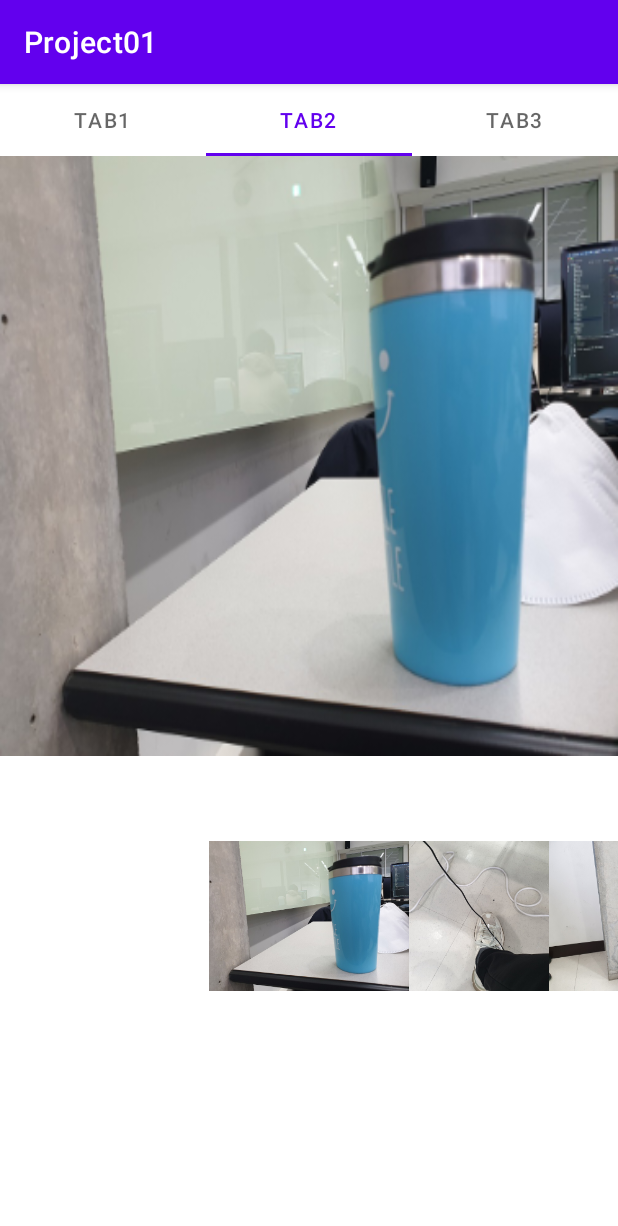
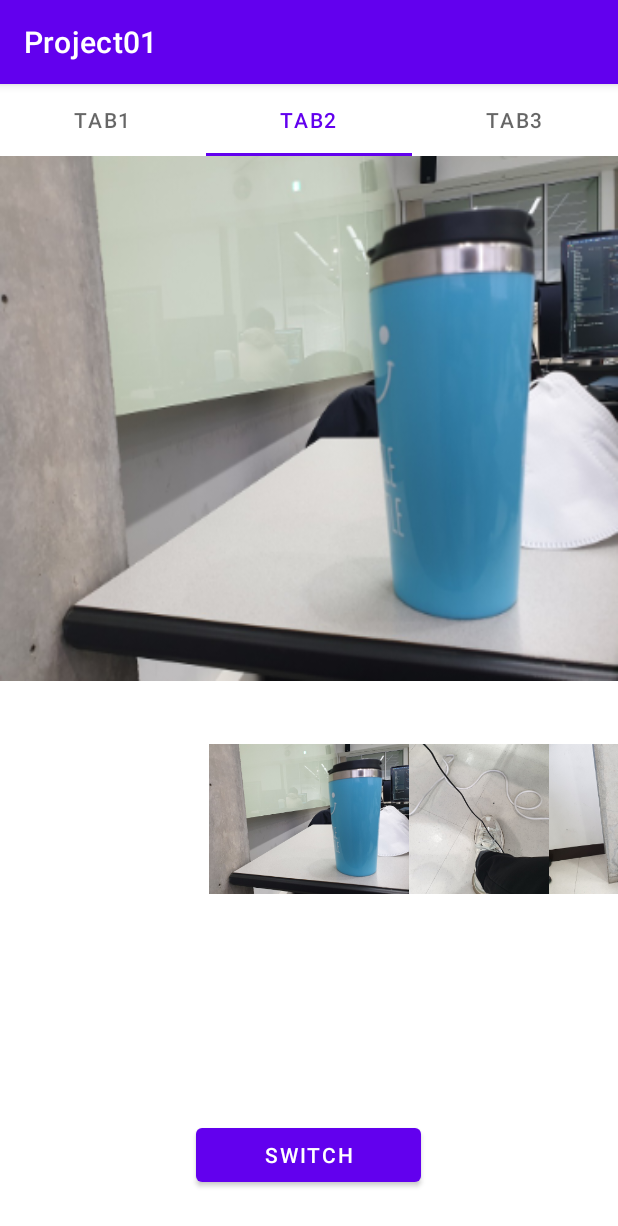
Before and after one commit to Flow-Week01/Project01, an Android app: the screen it shows after launch (MainActivity), tab 2 chosen, on a phone screen of 412 x 824 dp. Shown: the top 1226 px of the screen. Run offline under Robolectric (Android 15) with nearby library versions, the phone set to English and light mode, and no system bars.

Commit message:
Tab2: Toggle Layout

```diff
--- a/app/src/main/AndroidManifest.xml
+++ b/app/src/main/AndroidManifest.xml
@@ -18,6 +18,11 @@
                 <category android:name="android.intent.category.LAUNCHER" />
             </intent-filter>
         </activity>
+        <activity
+            android:name=".FullImage"
+            android:label="@string/app_name"
+            android:theme="@style/Theme.Project01">
+        </activity>
     </application>
 
 </manifest>
--- /dev/null
+++ b/app/src/main/java/com/example/project01/SlideImage.java
@@ -0,0 +1,73 @@
+package com.example.project01;
+
+import android.os.Bundle;
+import android.view.LayoutInflater;
+import android.view.View;
+import android.view.ViewGroup;
+import android.widget.AdapterView;
+import android.widget.Gallery;
+import android.widget.ImageView;
+
+import androidx.fragment.app.Fragment;
+
+public class SlideImage extends Fragment {
+    Gallery simpleGallery;
+    Adapter2 customGalleryAdapter;
+    ImageView selectedImageView;
+
+    int[] images = {R.drawable.img1,
+            R.drawable.img2,
+            R.drawable.img3,
+            R.drawable.img4,
+            R.drawable.img5,
+            R.drawable.img6,
+            R.drawable.img7,
+            R.drawable.img8,
+            R.drawable.img9,
+            R.drawable.img10,
+            R.drawable.img11,
+            R.drawable.img12,
+            R.drawable.img13,
+            R.drawable.img14,
+            R.drawable.img15,
+            R.drawable.img16,
+            R.drawable.img17,
+            R.drawable.img18,
+            R.drawable.img19,
+            R.drawable.img20,};
+
+    // TODO: Rename parameter arguments, choose names that match
+    // the fragment initialization parameters, e.g. ARG_ITEM_NUMBER
+    private static final String ARG_PARAM1 = "param1";
+    private static final String ARG_PARAM2 = "param2";
+
+    // TODO: Rename and change types of parameters
+    private String mParam1;
+    private String mParam2;
+
+    public SlideImage() {
+        // Required empty public constructor
+    }
+
+    @Override
+    public View onCreateView(LayoutInflater inflater, ViewGroup container,
+                             Bundle savedInstanceState) {
+        // Inflate the layout for this fragment
+        View v = inflater.inflate(R.layout.slide_layout, container, false);
+
+        simpleGallery = (Gallery) v.findViewById(R.id.simpleGallery);
+        selectedImageView = (ImageView) v.findViewById(R.id.selectedImageView);
+        customGalleryAdapter = new Adapter2(v.getContext(), images);
+        simpleGallery.setAdapter(customGalleryAdapter);
+        selectedImageView.setImageResource(images[0]);
+
+        simpleGallery.setOnItemClickListener(new AdapterView.OnItemClickListener() {
+            @Override
+            public void onItemClick(AdapterView<?> parent, View view, int position, long id) {
+                selectedImageView.setImageResource(images[position]);
+            }
+        });
+
+        return v;
+    }
+}
--- a/app/src/main/java/com/example/project01/frag2.java
+++ b/app/src/main/java/com/example/project01/frag2.java
@@ -3,48 +3,20 @@ package com.example.project01;
 import android.os.Bundle;
 
 import androidx.fragment.app.Fragment;
+import androidx.fragment.app.FragmentManager;
+import androidx.fragment.app.FragmentTransaction;
 
 import android.view.LayoutInflater;
-import android.view.Menu;
-import android.view.MenuItem;
 import android.view.View;
 import android.view.ViewGroup;
-import android.widget.AdapterView;
-import android.widget.Gallery;
-import android.widget.ImageView;
+import android.widget.Button;
 
 /**
  * A simple {@link Fragment} subclass.
  * Use the {@link frag2#newInstance} factory method to
  * create an instance of this fragment.
  */
-public class frag2 extends Fragment {
-
-    Gallery simpleGallery;
-    Adapter2 customGalleryAdapter;
-    ImageView selectedImageView;
-
-    int[] images = {R.drawable.img1,
-            R.drawable.img2,
-            R.drawable.img3,
-            R.drawable.img4,
-            R.drawable.img5,
-            R.drawable.img6,
-            R.drawable.img7,
-            R.drawable.img8,
-            R.drawable.img9,
-            R.drawable.img10,
-            R.drawable.img11,
-            R.drawable.img12,
-            R.drawable.img13,
-            R.drawable.img14,
-            R.drawable.img15,
-            R.drawable.img16,
-            R.drawable.img17,
-            R.drawable.img18,
-            R.drawable.img19,
-            R.drawable.img20,};
-
+public class frag2 extends Fragment implements View.OnClickListener{
     // TODO: Rename parameter arguments, choose names that match
     // the fragment initialization parameters, e.g. ARG_ITEM_NUMBER
     private static final String ARG_PARAM1 = "param1";
@@ -53,6 +25,13 @@ public class frag2 extends Fragment {
     // TODO: Rename and change types of parameters
     private String mParam1;
     private String mParam2;
+
+    private FragmentManager fragmentManager;
+    private SlideImage slideImage;
+    private GridImage gridImage;
+    private FragmentTransaction transaction;
+
+    private boolean is_slide = true;
 
     public frag2() {
         // Required empty public constructor
@@ -91,19 +70,28 @@ public class frag2 extends Fragment {
         // Inflate the layout for this fragment
         View v = inflater.inflate(R.layout.fragment_frag2, container, false);
 
-        simpleGallery = (Gallery) v.findViewById(R.id.simpleGallery);
-        selectedImageView = (ImageView) v.findViewById(R.id.selectedImageView);
-        customGalleryAdapter = new Adapter2(v.getContext(), images);
-        simpleGallery.setAdapter(customGalleryAdapter);
-        selectedImageView.setImageResource(images[0]);
+        Button btn = (Button) v.findViewById(R.id.toggle_layout_button);
+        btn.setOnClickListener(this);
 
-        simpleGallery.setOnItemClickListener(new AdapterView.OnItemClickListener() {
-            @Override
-            public void onItemClick(AdapterView<?> parent, View view, int position, long id) {
-                selectedImageView.setImageResource(images[position]);
-            }
-        });
+        fragmentManager = getParentFragmentManager();
+        slideImage = new SlideImage();
+        gridImage = new GridImage();
+
+        transaction = fragmentManager.beginTransaction();
+        transaction.replace(R.id.tab2_frameLayout, slideImage).commitAllowingStateLoss();
 
         return v;
     }
+
+    public void onClick(View view) {
+        is_slide = !is_slide;
+        transaction = fragmentManager.beginTransaction();
+
+        if(is_slide){
+            transaction.replace(R.id.tab2_frameLayout, slideImage).commitAllowingStateLoss();
+        }
+        else{
+            transaction.replace(R.id.tab2_frameLayout, gridImage).commitAllowingStateLoss();
+        }
+    }
 }
--- a/app/src/main/res/layout/fragment_frag2.xml
+++ b/app/src/main/res/layout/fragment_frag2.xml
@@ -1,40 +1,37 @@
 <?xml version="1.0" encoding="utf-8"?>
-<FrameLayout xmlns:android="http://schemas.android.com/apk/res/android"
+<LinearLayout xmlns:android="http://schemas.android.com/apk/res/android"
+    xmlns:app="http://schemas.android.com/apk/res-auto"
     xmlns:tools="http://schemas.android.com/tools"
     android:layout_width="match_parent"
     android:layout_height="match_parent"
-    tools:context=".frag2">
+    android:orientation="vertical"
+    tools:context=".MainActivity"
+    android:weightSum="100">
+
+    <FrameLayout
+        android:id="@+id/tab2_frameLayout"
+        android:layout_width="match_parent"
+        android:layout_height="0dp"
+        android:layout_weight="85"
+        tools:context=".frag2">
+
+    </FrameLayout>
 
     <!-- TODO: Update blank fragment layout -->
-    <TextView
+    <LinearLayout
+        android:id="@+id/LinearLayout1"
         android:layout_width="match_parent"
-        android:layout_height="match_parent"
-        android:text="TAB 2"
+        android:layout_height="0dp"
+        android:layout_weight="15"
         android:gravity="center"
-        android:textColor="@color/black"
-        android:textSize="40dp"/>
+        android:orientation="vertical" >
 
-    <LinearLayout xmlns:android="http://schemas.android.com/apk/res/android"
-        xmlns:tools="http://schemas.android.com/tools"
-        android:layout_width="match_parent"
-        android:layout_height="match_parent"
-        android:orientation="vertical"
-        tools:context=".MainActivity">
-
-        <ImageView
-            android:id="@+id/selectedImageView"
-            android:layout_width="match_parent"
-            android:layout_height="400dp"
-            android:scaleType="fitXY" />
-
-        <Gallery
-            android:id="@+id/simpleGallery"
-            android:layout_width="fill_parent"
+        <Button
+            android:id="@+id/toggle_layout_button"
+            android:layout_width="150dp"
             android:layout_height="wrap_content"
-            android:layout_marginTop="40dp"
-            android:unselectedAlpha="50" />
+            android:text="switch"/>
 
     </LinearLayout>
 
-
-</FrameLayout>
+</LinearLayout>
--- a/app/src/main/res/layout/grid_layout.xml
+++ b/app/src/main/res/layout/grid_layout.xml
@@ -1,4 +1,5 @@
 <?xml version="1.0" encoding="utf-8"?>
+
 <GridView xmlns:android="http://schemas.android.com/apk/res/android"
     android:id="@+id/grid_view"
     android:layout_width="match_parent"
--- /dev/null
+++ b/app/src/main/res/layout/slide_layout.xml
@@ -0,0 +1,28 @@
+<?xml version="1.0" encoding="utf-8"?>
+<androidx.constraintlayout.widget.ConstraintLayout xmlns:android="http://schemas.android.com/apk/res/android"
+    android:layout_width="match_parent"
+    android:layout_height="match_parent">
+
+    <LinearLayout xmlns:android="http://schemas.android.com/apk/res/android"
+        xmlns:tools="http://schemas.android.com/tools"
+        android:layout_width="match_parent"
+        android:layout_height="match_parent"
+        android:orientation="vertical"
+        tools:context=".MainActivity">
+
+        <ImageView
+            android:id="@+id/selectedImageView"
+            android:layout_width="match_parent"
+            android:layout_height="350dp"
+            android:scaleType="fitXY" />
+
+        <Gallery
+            android:id="@+id/simpleGallery"
+            android:layout_width="fill_parent"
+            android:layout_height="wrap_content"
+            android:layout_marginTop="25dp"
+            android:unselectedAlpha="50" />
+
+    </LinearLayout>
+
+</androidx.constraintlayout.widget.ConstraintLayout>
```
Also changed, not shown: app/src/main/java/com/example/project01/FullImage.java (+4 -4 lines), app/src/main/java/com/example/project01/GridImage.java (added, +40 -0 lines), 1 other file.
